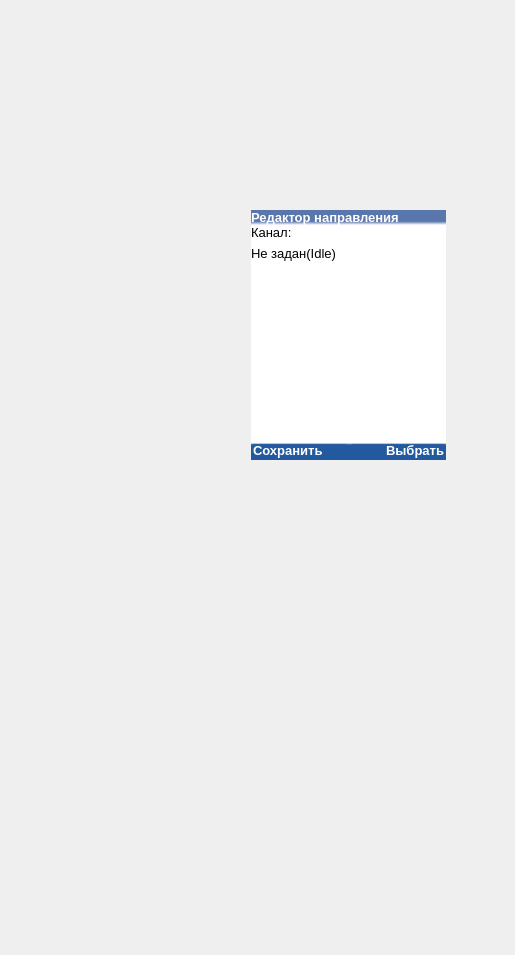
COOLIRON2311/azart-p, file mainwindow.ui: the form before one commit.
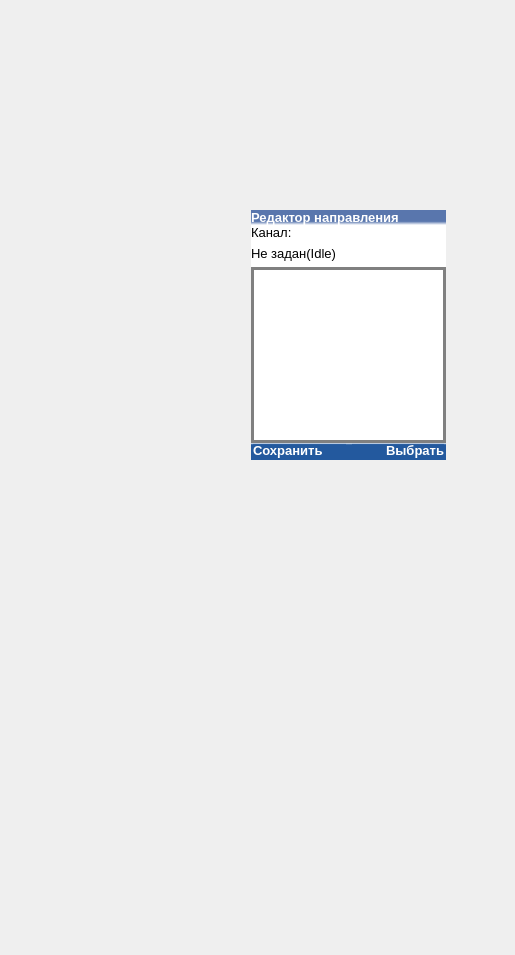
The form after the commit. The open tabs and pages were chosen to show the change. Icons and pictures are not drawn.

Diff of the .ui file:
```diff
--- a/mainwindow.ui
+++ b/mainwindow.ui
@@ -2140,7 +2140,10 @@
                                 stop: 0 #385282, stop: 1 #7597D9);
 	color: #FFFFFF;
 }
-</string>
+
+QListView  {
+	border: 3px solid gray;
+}</string>
                    </property>
                   </widget>
                  </item>
```
Left out of the diff: 2 changed lines with no effect on the pictures.
